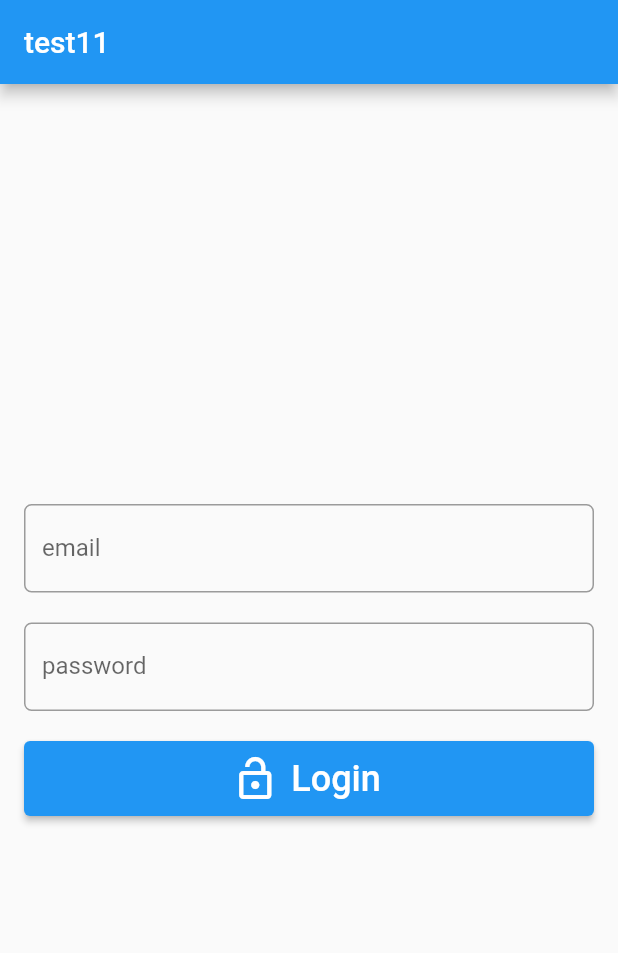
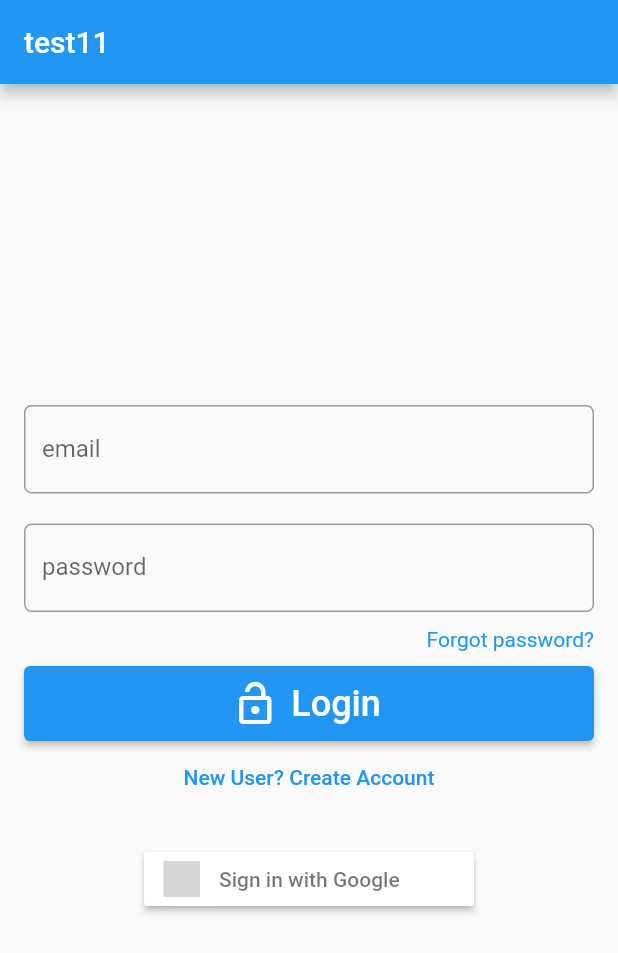
Before and after one commit to kevin-antony-software/flutter_login_system, a Flutter app: the screen it shows after launch, on a phone screen of 412 x 824 dp. Shown: the top 953 px of the screen. Run offline on Flutter 3.47's test engine with Material 2 defaults, Android fonts, the phone set to English and light mode, and no system bars; our stand-ins replace firebase_auth, firebase_core, flutter_signin_button, google_sign_in; accounts and stored records are empty; grey boxes are pictures that could not be loaded.

Commit message:
first login and logout3

```diff
--- a/lib/login_page.dart
+++ b/lib/login_page.dart
@@ -1,6 +1,9 @@
 import 'package:firebase_auth/firebase_auth.dart';
 import 'package:flutter/foundation.dart';
 import 'package:flutter/material.dart';
+import 'package:flutter_signin_button/button_list.dart';
+import 'package:flutter_signin_button/button_view.dart';
+import 'package:google_sign_in/google_sign_in.dart';
 
 class LoginPage extends StatefulWidget {
   const LoginPage({Key? key}) : super(key: key);
@@ -12,14 +15,6 @@ class LoginPage extends StatefulWidget {
 class _LoginPageState extends State<LoginPage> {
   final emailController = TextEditingController();
   final passwordController = TextEditingController();
-
-  // Future signInkkk() async {
-  //   print("another te222st");
-  //   await FirebaseAuth.instance.signInWithEmailAndPassword(
-  //     email: emailController.text.trim(),
-  //     password: passwordController.text.trim(),
-  //   );
-  // }
 
   @override
   void dispose() {
@@ -65,7 +60,24 @@ class _LoginPageState extends State<LoginPage> {
               ),
             ),
             SizedBox(
-              height: 20,
+              height: 10,
+            ),
+            Row(
+              mainAxisAlignment: MainAxisAlignment.end,
+              children: [
+                GestureDetector(
+                  onTap: () {
+                    Navigator.pushNamed(context, '/forgot');
+                  },
+                  child: Text(
+                    "Forgot password?",
+                    style: TextStyle(color: Colors.blue),
+                  ),
+                ),
+              ],
+            ),
+            SizedBox(
+              height: 10,
             ),
             ElevatedButton.icon(
               style: ElevatedButton.styleFrom(
@@ -75,6 +87,7 @@ class _LoginPageState extends State<LoginPage> {
                 await FirebaseAuth.instance.signInWithEmailAndPassword(
                     email: emailController.text.trim(),
                     password: passwordController.text.trim());
+                Navigator.pushNamed(context, '/');
               },
               icon: Icon(
                 Icons.lock_open_outlined,
@@ -85,9 +98,47 @@ class _LoginPageState extends State<LoginPage> {
                 style: TextStyle(fontSize: 24),
               ),
             ),
+            TextButton(
+              onPressed: () {
+                Navigator.pushNamed(context, '/register');
+              },
+              child: Text("New User? Create Account"),
+            ),
+            SizedBox(
+              height: 20,
+            ),
+            //
+            SignInButton(
+              Buttons.Google,
+              onPressed: () {
+                final user = signInWithGoogle();
+                Navigator.pushNamed(context, '/');
+              },
+            ),
           ],
         ),
       ),
     );
   }
+
+  Future<UserCredential> signInWithGoogle() async {
+    // Trigger the authentication flow
+    print("google sign in method");
+    final googleSignIn = GoogleSignIn();
+
+    final GoogleSignInAccount? googleUser = await GoogleSignIn().signIn();
+
+    // Obtain the auth details from the request
+    final GoogleSignInAuthentication? googleAuth =
+        await googleUser?.authentication;
+
+    // Create a new credential
+    final credential = GoogleAuthProvider.credential(
+      accessToken: googleAuth?.accessToken,
+      idToken: googleAuth?.idToken,
+    );
+
+    // Once signed in, return the UserCredential
+    return await FirebaseAuth.instance.signInWithCredential(credential);
+  }
 }
--- a/lib/main.dart
+++ b/lib/main.dart
@@ -1,8 +1,11 @@
 import 'package:firebase_core/firebase_core.dart';
 import 'package:flutter/material.dart';
+import 'package:login_system/login_page.dart';
+import 'package:login_system/new_user.dart';
 import 'package:login_system/second_page.dart';
 
 import 'firebase_options.dart';
+import 'forgot_password_page.dart';
 
 Future main() async {
   WidgetsFlutterBinding.ensureInitialized();
@@ -24,23 +27,13 @@ class MyApp extends StatelessWidget {
       theme: ThemeData(
         primarySwatch: Colors.blue,
       ),
-      home: SecondScreen(),
+      initialRoute: '/',
+      routes: {
+        '/': (context) => SecondScreen(),
+        '/register': (context) => NewUser(),
+        '/login': (context) => LoginPage(),
+        '/forgot': (context) => ForgotPassWordPage(),
+      },
     );
   }
 }
-
-// class MyHomePage extends StatefulWidget {
-//   const MyHomePage({super.key, required this.title});
-//
-//   final String title;
-//
-//   @override
-//   State<MyHomePage> createState() => _MyHomePageState();
-// }
-//
-// class _MyHomePageState extends State<MyHomePage> {
-//   @override
-//   Widget build(BuildContext context) {
-//     return
-//   }
-// }
--- a/pubspec.yaml
+++ b/pubspec.yaml
@@ -1,5 +1,5 @@
 name: login_system
-description: A new Flutter project.
+description: A new Flutter project with User management.
 
 # The following line prevents the package from being accidentally published to
 # pub.dev using `flutter pub publish`. This is preferred for private packages.
@@ -38,6 +38,8 @@ dependencies:
   cupertino_icons: ^1.0.2
   firebase_auth: ^3.10.0
   cloud_firestore: ^3.4.9
+  google_sign_in: ^5.4.2
+  flutter_signin_button: ^2.0.0
 
 dev_dependencies:
   flutter_test:
```
Also changed, not shown: lib/forgot_password_page.dart (added, +107 -0 lines), lib/new_user.dart (added, +150 -0 lines), pubspec.lock, 1 other file.
